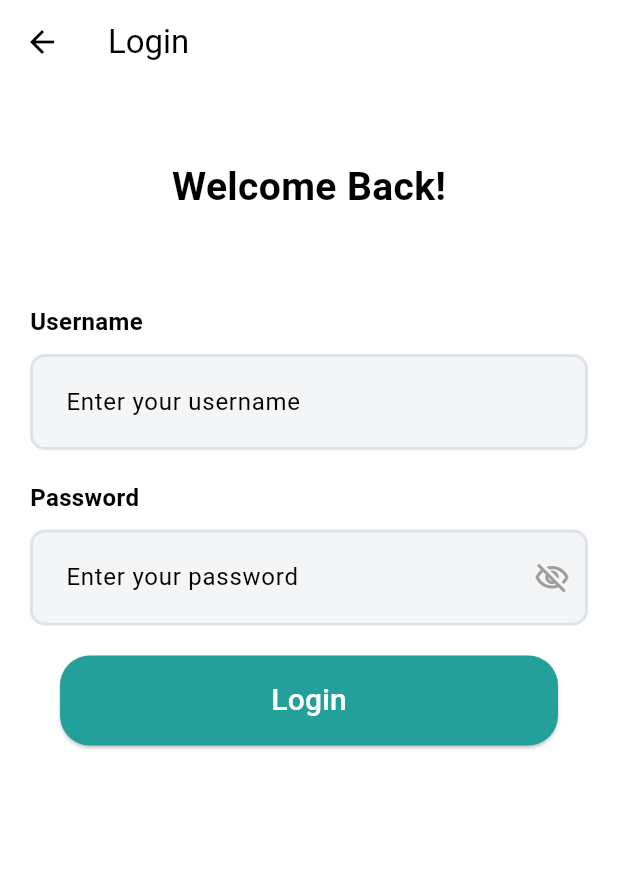
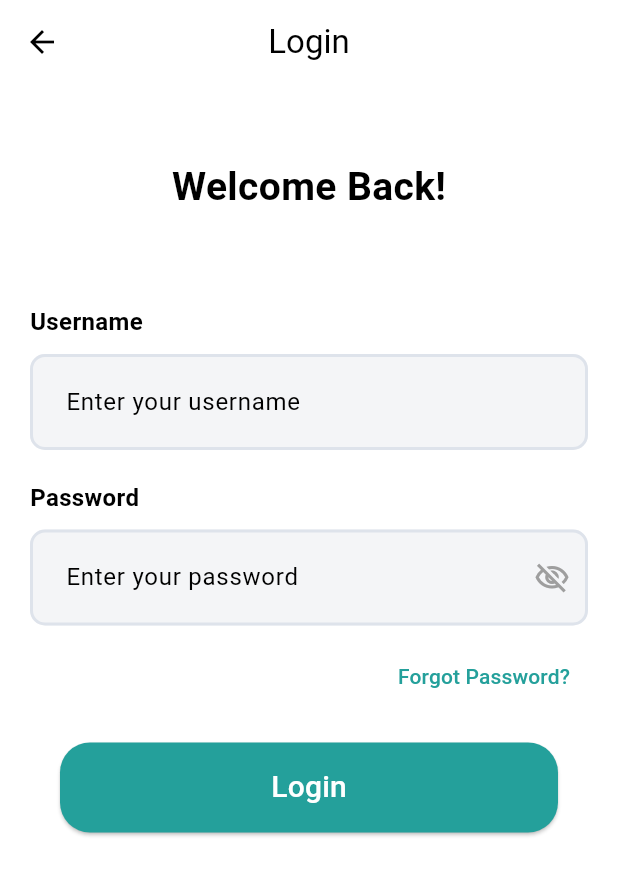
Before and after one commit to ZouheirN/Flutter_To-Do_App, a Flutter app: the screen it shows after launch, after a tap on "Login", on a phone screen of 412 x 824 dp. Shown: the top 875 px of the screen. Run offline on Flutter 3.47's test engine with Material 2 defaults, Android fonts, the phone set to English and light mode, and no system bars; our stand-ins replace otp_text_field.

Commit message:
simple ui changes and added forgot password button

```diff
--- a/lib/main.dart
+++ b/lib/main.dart
@@ -12,7 +12,6 @@ class MyApp extends StatelessWidget {
   @override
   Widget build(BuildContext context) {
     return MaterialApp(
-      title: 'Flutter Demo',
       theme: ThemeData(
         // colorScheme: ColorScheme.fromSeed(seedColor: const Color(0xFF11594B)),
         colorScheme: const ColorScheme.light(
--- a/lib/screens/login_screen.dart
+++ b/lib/screens/login_screen.dart
@@ -18,6 +18,7 @@ class _LoginScreenState extends State<LoginScreen> {
     return Scaffold(
         appBar: AppBar(
           title: const Text('Login'),
+          centerTitle: true,
         ),
         body: SafeArea(
           child: CustomScrollView(
@@ -130,13 +131,35 @@ class _LoginScreenState extends State<LoginScreen> {
                                   return null;
                                 },
                               ),
+                              const SizedBox(height: 10),
+                              Row(
+                                mainAxisAlignment: MainAxisAlignment.end,
+                                children: [
+                                  TextButton(
+                                    child: Text(
+                                      'Forgot Password?',
+                                      style: TextStyle(
+                                        color: Theme.of(context).primaryColor,
+                                      ),
+                                    ),
+                                    onPressed: () {
+                                      //TODO Forgot Password
+                                    },
+                                  ),
+                                ],
+                              ),
                               const Spacer(),
-                              const SizedBox(height: 20,),
-                              PrimaryButton(text: 'Login', onPressed: () {
+                              const SizedBox(height: 20),
+                              PrimaryButton(
+                                  text: 'Login',
+                                  onPressed: () {
+                                    //TODO Check if user enabled 2FA
+
                                     if (_formKey.currentState!.validate()) {
                                       Navigator.of(context).push(
                                         MaterialPageRoute(
-                                        builder: (context) => const OTPScreen()),
+                                            builder: (context) =>
+                                                const OTPScreen()),
                                       );
                                     }
                                   }),
--- a/lib/screens/otp_screen.dart
+++ b/lib/screens/otp_screen.dart
@@ -16,7 +16,10 @@ class _OTPScreenState extends State<OTPScreen> {
   @override
   Widget build(BuildContext context) {
     return Scaffold(
-      appBar: AppBar(title: const Text('One-Time Password')),
+      appBar: AppBar(
+        title: const Text('One-Time Password'),
+        centerTitle: true,
+      ),
       body: Padding(
         padding: const EdgeInsets.all(20),
         child: Column(
--- a/lib/screens/register_screen.dart
+++ b/lib/screens/register_screen.dart
@@ -18,6 +18,7 @@ class _RegisterScreenState extends State<RegisterScreen> {
     return Scaffold(
         appBar: AppBar(
           title: const Text('Register'),
+          centerTitle: true,
         ),
         body: SafeArea(
           child: CustomScrollView(
--- a/lib/screens/welcome_screen.dart
+++ b/lib/screens/welcome_screen.dart
@@ -10,8 +10,7 @@ class WelcomeScreen extends StatelessWidget {
   @override
   Widget build(BuildContext context) {
     return Scaffold(
-      body: SafeArea(
-        child: Column(
+      body: Column(
         children: [
           const SizedBox(height: 100),
           Align(
@@ -56,7 +55,6 @@ class WelcomeScreen extends StatelessWidget {
           const SizedBox(height: 200),
         ],
       ),
-      ),
     );
   }
 }
```
Also changed, not shown: lib/screens/home_screen.dart (+3 -4 lines). Lines whose indentation alone changed are shown as unchanged.
